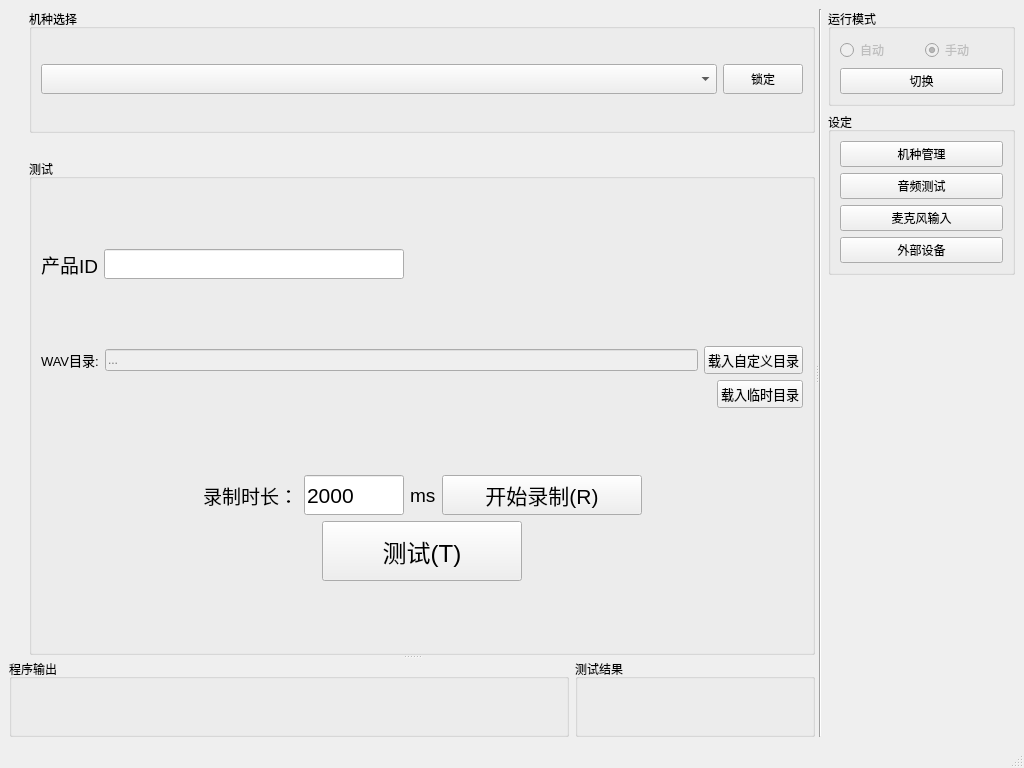
Qt form mainwindow.ui (YeeeeRQ/SpeakerTest) before a commit.
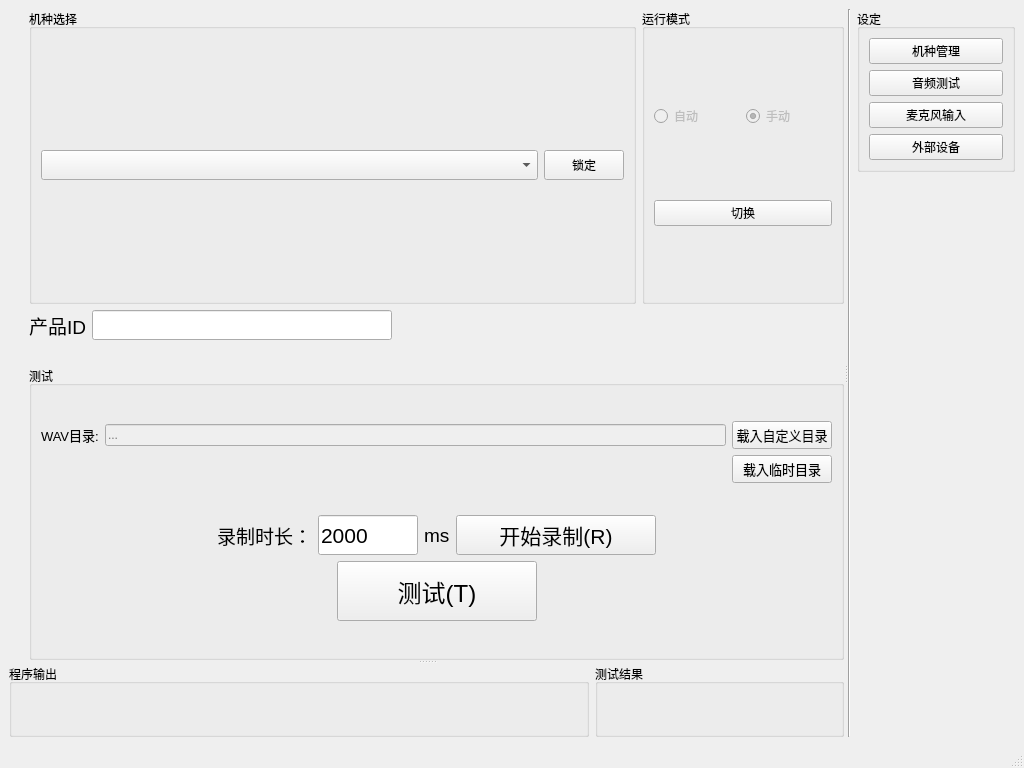
The same form after that commit. Custom widgets are drawn as their Qt base class.

What changed in the file:
```diff
--- a/mainwindow.ui
+++ b/mainwindow.ui
@@ -49,7 +49,9 @@
           </spacer>
          </item>
          <item>
-          <layout class="QVBoxLayout" name="verticalLayout_7" stretch="1,1,4">
+          <layout class="QVBoxLayout" name="verticalLayout_7" stretch="0,0,1,0">
+           <item>
+            <layout class="QHBoxLayout" name="horizontalLayout_5" stretch="3,1">
            <item>
             <widget class="QGroupBox" name="groupBox4SelectModel">
              <property name="title">
@@ -66,6 +68,12 @@
                     <height>30</height>
                    </size>
                   </property>
+                    <property name="maximumSize">
+                     <size>
+                      <width>700</width>
+                      <height>16777215</height>
+                     </size>
+                    </property>
                   <property name="font">
                    <font>
                     <pointsize>14</pointsize>
@@ -81,6 +89,12 @@
                     <height>30</height>
                    </size>
                   </property>
+                    <property name="maximumSize">
+                     <size>
+                      <width>100</width>
+                      <height>16777215</height>
+                     </size>
+                    </property>
                   <property name="text">
                    <string>锁定</string>
                   </property>
@@ -92,27 +106,63 @@
             </widget>
            </item>
            <item>
-            <spacer name="verticalSpacer_2">
-             <property name="orientation">
-              <enum>Qt::Vertical</enum>
-             </property>
-             <property name="sizeType">
-              <enum>QSizePolicy::Fixed</enum>
-             </property>
-             <property name="sizeHint" stdset="0">
-              <size>
-               <width>20</width>
-               <height>20</height>
-              </size>
-             </property>
-            </spacer>
-           </item>
-           <item>
-            <widget class="QGroupBox" name="groupBox4Test">
+              <widget class="QGroupBox" name="groupBox_4">
              <property name="title">
-              <string>测试</string>
-             </property>
-             <layout class="QVBoxLayout" name="verticalLayout_10">
+                <string>运行模式</string>
+               </property>
+               <layout class="QHBoxLayout" name="horizontalLayout_20">
+                <item>
+                 <layout class="QVBoxLayout" name="verticalLayout_24">
+                  <item>
+                   <layout class="QHBoxLayout" name="horizontalLayout_18">
+                    <item>
+                     <widget class="QRadioButton" name="radioButton_autoMode">
+                      <property name="enabled">
+                       <bool>false</bool>
+                      </property>
+                      <property name="text">
+                       <string>自动</string>
+                      </property>
+                      <property name="checkable">
+                       <bool>true</bool>
+                      </property>
+                      <property name="checked">
+                       <bool>false</bool>
+                      </property>
+                     </widget>
+                    </item>
+                    <item>
+                     <widget class="QRadioButton" name="radioButton_manualMode">
+                      <property name="enabled">
+                       <bool>false</bool>
+                      </property>
+                      <property name="text">
+                       <string>手动</string>
+                      </property>
+                      <property name="checkable">
+                       <bool>true</bool>
+                      </property>
+                      <property name="checked">
+                       <bool>true</bool>
+                      </property>
+                     </widget>
+                    </item>
+                   </layout>
+                  </item>
+                  <item>
+                   <widget class="QPushButton" name="btnSwitchRunningMode">
+                    <property name="text">
+                     <string>切换</string>
+                    </property>
+                   </widget>
+                  </item>
+                 </layout>
+                </item>
+               </layout>
+              </widget>
+             </item>
+            </layout>
+           </item>
               <item>
                <layout class="QHBoxLayout" name="horizontalLayout_3">
                 <item>
@@ -159,6 +209,28 @@
                </layout>
               </item>
               <item>
+            <spacer name="verticalSpacer_2">
+             <property name="orientation">
+              <enum>Qt::Vertical</enum>
+             </property>
+             <property name="sizeType">
+              <enum>QSizePolicy::Fixed</enum>
+             </property>
+             <property name="sizeHint" stdset="0">
+              <size>
+               <width>20</width>
+               <height>20</height>
+              </size>
+             </property>
+            </spacer>
+           </item>
+           <item>
+            <widget class="QGroupBox" name="groupBox4Test">
+             <property name="title">
+              <string>测试</string>
+             </property>
+             <layout class="QVBoxLayout" name="verticalLayout_10">
+              <item>
                <layout class="QVBoxLayout" name="verticalLayout_4">
                 <item>
                  <layout class="QHBoxLayout" name="horizontalLayout_4">
@@ -198,6 +270,12 @@
                   </item>
                   <item>
                    <widget class="QPushButton" name="btnLoadWavDir">
+                    <property name="minimumSize">
+                     <size>
+                      <width>100</width>
+                      <height>0</height>
+                     </size>
+                    </property>
                     <property name="font">
                      <font>
                       <pointsize>10</pointsize>
@@ -227,6 +305,12 @@
                   </item>
                   <item>
                    <widget class="QPushButton" name="btnLoadTempWavDir">
+                    <property name="minimumSize">
+                     <size>
+                      <width>100</width>
+                      <height>0</height>
+                     </size>
+                    </property>
                     <property name="font">
                      <font>
                       <pointsize>10</pointsize>
@@ -454,63 +538,7 @@
          </widget>
         </item>
         <item>
-         <layout class="QVBoxLayout" name="verticalLayout_9" stretch="0,0,0">
-          <item>
-           <widget class="QGroupBox" name="groupBox_4">
-            <property name="title">
-             <string>运行模式</string>
-            </property>
-            <layout class="QHBoxLayout" name="horizontalLayout_20">
-             <item>
-              <layout class="QVBoxLayout" name="verticalLayout_24">
-               <item>
-                <layout class="QHBoxLayout" name="horizontalLayout_18">
-                 <item>
-                  <widget class="QRadioButton" name="radioButton_autoMode">
-                   <property name="enabled">
-                    <bool>false</bool>
-                   </property>
-                   <property name="text">
-                    <string>自动</string>
-                   </property>
-                   <property name="checkable">
-                    <bool>true</bool>
-                   </property>
-                   <property name="checked">
-                    <bool>false</bool>
-                   </property>
-                  </widget>
-                 </item>
-                 <item>
-                  <widget class="QRadioButton" name="radioButton_manualMode">
-                   <property name="enabled">
-                    <bool>false</bool>
-                   </property>
-                   <property name="text">
-                    <string>手动</string>
-                   </property>
-                   <property name="checkable">
-                    <bool>true</bool>
-                   </property>
-                   <property name="checked">
-                    <bool>true</bool>
-                   </property>
-                  </widget>
-                 </item>
-                </layout>
-               </item>
-               <item>
-                <widget class="QPushButton" name="btnSwitchRunningMode">
-                 <property name="text">
-                  <string>切换</string>
-                 </property>
-                </widget>
-               </item>
-              </layout>
-             </item>
-            </layout>
-           </widget>
-          </item>
+         <layout class="QVBoxLayout" name="verticalLayout_9" stretch="0,0">
           <item>
            <widget class="QGroupBox" name="groupBox4AppSetting">
             <property name="title">
```
Left out of the diff: 2 changed lines with no effect on the pictures. Lines whose indentation alone changed are shown as unchanged.
